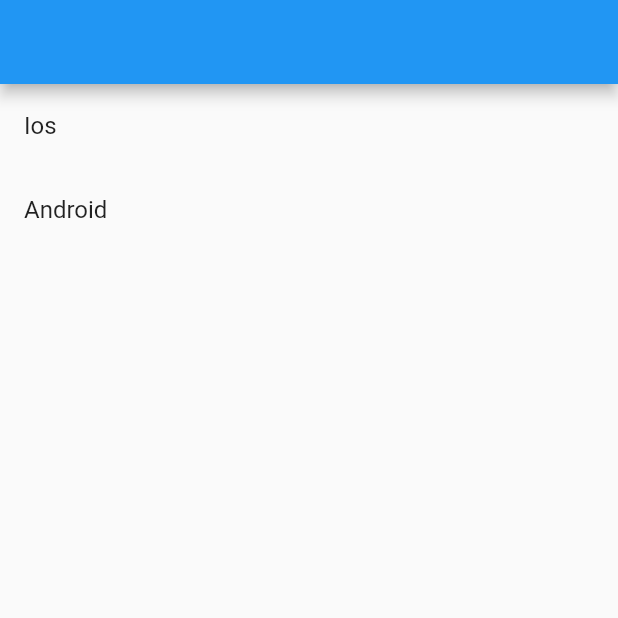
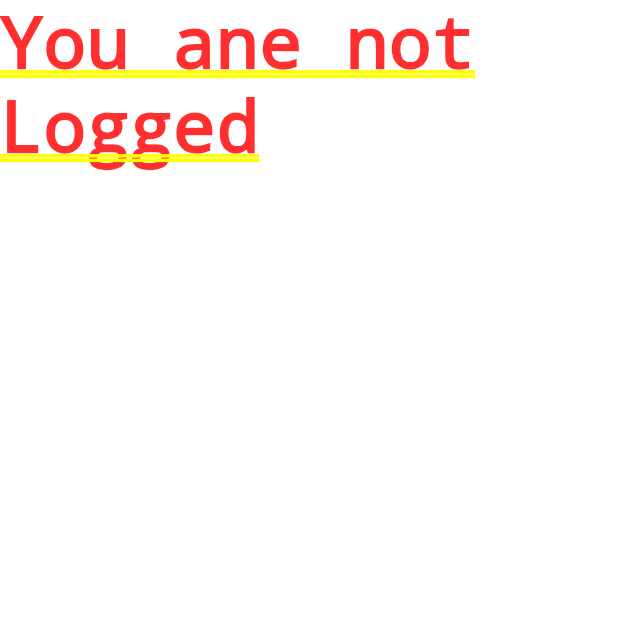
Before and after one commit to chemaxa/demo_shop, a Flutter app: the screen it shows after launch, on a phone screen of 412 x 824 dp, the top half of it. Run offline on Flutter 3.47's test engine with Material 2 defaults, Android fonts, the phone set to English and light mode, and no system bars.

Commit message:
rename project

```diff
--- /dev/null
+++ b/lib/pages/home.dart
@@ -0,0 +1,28 @@
+import 'package:github_demo_client/entities/repository.dart';
+import 'package:github_demo_client/pages/repositories_list.dart';
+import 'package:github_demo_client/pages/repository.dart';
+import 'package:flutter/material.dart';
+
+class HomePage extends StatelessWidget {
+  static const String routeName = '/home';
+  final bool _isAuthenticated = false;
+  final repositories = [Repository(name: 'Ios'), Repository(name: 'Android')];
+  Function _navigateToRepositoryPage(BuildContext context) =>
+      (Repository repository) {
+        Navigator.pushNamed(context, RepositoryPage.routeName,
+            arguments:
+                repositories.firstWhere((e) => e.name == repository.name));
+      };
+
+  @override
+  Widget build(BuildContext context) {
+    return Container(
+      child: _isAuthenticated
+          ? RepositoriesListPage(
+              repositories: repositories,
+              onTap: _navigateToRepositoryPage(context),
+            )
+          : Text('You ane not Logged'),
+    );
+  }
+}
--- a/lib/pages/repositories_list.dart
+++ b/lib/pages/repositories_list.dart
@@ -1,4 +1,4 @@
-import 'package:demo_shop/entities/repository.dart';
+import 'package:github_demo_client/entities/repository.dart';
 import 'package:flutter/material.dart';
 
 class RepositoriesListPage extends StatelessWidget {
--- a/lib/pages/repository.dart
+++ b/lib/pages/repository.dart
@@ -1,5 +1,5 @@
-import 'package:demo_shop/entities/repository.dart';
-import 'package:demo_shop/screens/repository_info.dart';
+import 'package:github_demo_client/entities/repository.dart';
+import 'package:github_demo_client/screens/repository_info.dart';
 import 'package:flutter/material.dart';
 
 class RepositoryPage extends StatelessWidget {
--- a/lib/screens/repository_info.dart
+++ b/lib/screens/repository_info.dart
@@ -1,5 +1,5 @@
 import 'package:flutter/material.dart';
-import 'package:demo_shop/entities/repository.dart';
+import 'package:github_demo_client/entities/repository.dart';
 
 class RepositoryInfoScreen extends StatelessWidget {
   final Repository repository;
--- /dev/null
+++ b/lib/services/auth.dart
@@ -0,0 +1 @@
+class AuthService {}
--- a/pubspec.yaml
+++ b/pubspec.yaml
@@ -1,4 +1,4 @@
-name: demo_shop
+name: github_demo_client
 description: A new Flutter project.
 
 # The following line prevents the package from being accidentally published to
@@ -28,6 +28,8 @@ dependencies:
   # The following adds the Cupertino Icons font to your application.
   # Use with the CupertinoIcons class for iOS style icons.
   cupertino_icons: ^1.0.0
+  firebase_auth: ^0.18.2
+  firebase_core: ^0.5.1
 
 dev_dependencies:
   flutter_test:
```
Also changed, not shown: lib/main.dart (+8 -24 lines), pubspec.lock, 4 other files.
